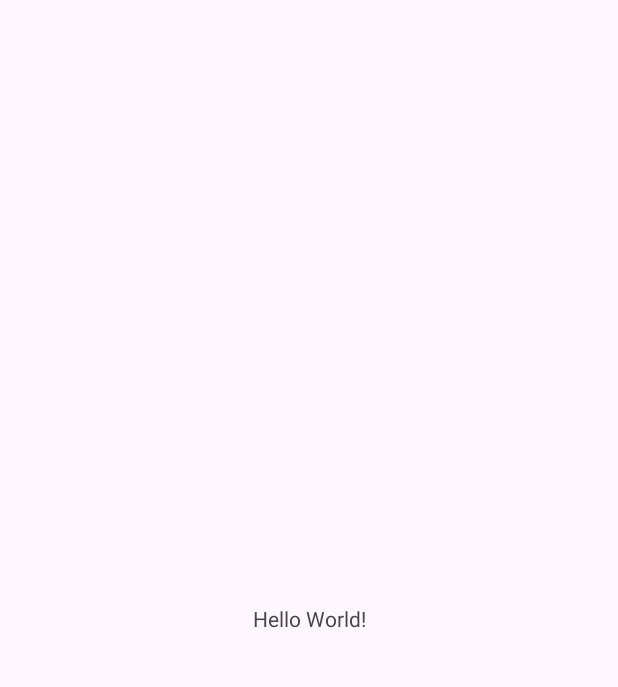
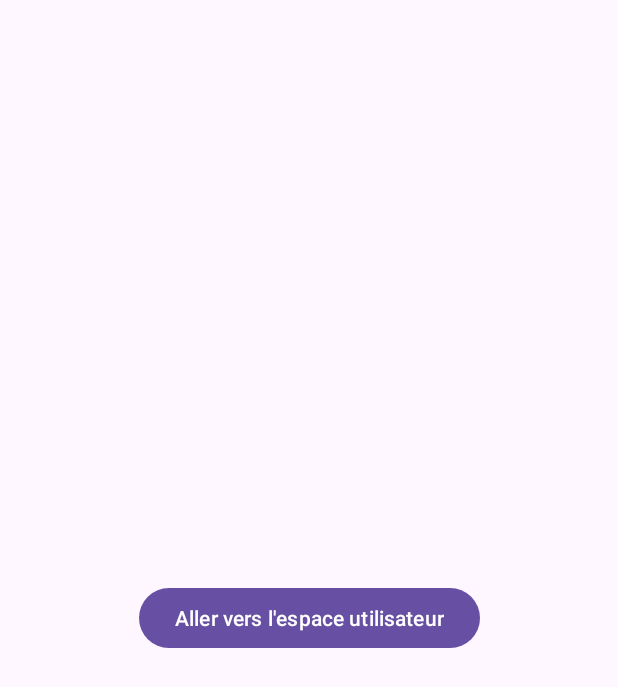
Before and after one commit to HMAMOUSoukaina/BookShop, an Android app: the screen it shows after launch (MainActivity), on a phone screen of 412 x 824 dp. Before the commit the part shown is almost empty. Shown: the top 687 px of the screen. Run offline under Robolectric (Android 15) with nearby library versions, the phone set to English and light mode, and no system bars.

Commit message:
Initial commit

```diff
--- a/app/build.gradle.kts
+++ b/app/build.gradle.kts
@@ -4,12 +4,12 @@ plugins {
 
 android {
     namespace = "com.example.bookshop"
-    compileSdk = 33
+    compileSdk = 34
 
     defaultConfig {
         applicationId = "com.example.bookshop"
         minSdk = 24
-        targetSdk = 33
+        targetSdk = 34
         versionCode = 1
         versionName = "1.0"
 
--- a/app/src/main/java/com/example/bookshop/MainActivity.java
+++ b/app/src/main/java/com/example/bookshop/MainActivity.java
@@ -2,7 +2,10 @@ package com.example.bookshop;
 
 import androidx.appcompat.app.AppCompatActivity;
 
+import android.content.Intent;
 import android.os.Bundle;
+import android.view.View;
+import android.widget.Button;
 
 public class MainActivity extends AppCompatActivity {
 
@@ -10,5 +13,14 @@ public class MainActivity extends AppCompatActivity {
     protected void onCreate(Bundle savedInstanceState) {
         super.onCreate(savedInstanceState);
         setContentView(R.layout.activity_main);
+
+        Button button = findViewById(R.id.esuser);
+        button.setOnClickListener(new View.OnClickListener() {
+            public void onClick(View v) {
+                Intent intent = new Intent(MainActivity.this, EspaceUtilisateur.class);
+                startActivity(intent);
+            }
+        });
+
     }
 }
--- a/app/src/main/res/layout/activity_main.xml
+++ b/app/src/main/res/layout/activity_main.xml
@@ -6,13 +6,15 @@
     android:layout_height="match_parent"
     tools:context=".MainActivity">
 
-    <TextView
+    <Button
+        android:id="@+id/esuser"
         android:layout_width="wrap_content"
         android:layout_height="wrap_content"
-        android:text="Hello World!"
+        android:text="Aller vers l'espace utilisateur"
         app:layout_constraintBottom_toBottomOf="parent"
         app:layout_constraintEnd_toEndOf="parent"
         app:layout_constraintStart_toStartOf="parent"
         app:layout_constraintTop_toTopOf="parent" />
 
+
 </androidx.constraintlayout.widget.ConstraintLayout>
```
Also changed, not shown: app/src/main/AndroidManifest.xml (+10 -0 lines), app/src/main/res/values/colors.xml (+8 -0 lines), app/src/main/res/values/themes.xml (+13 -0 lines).
